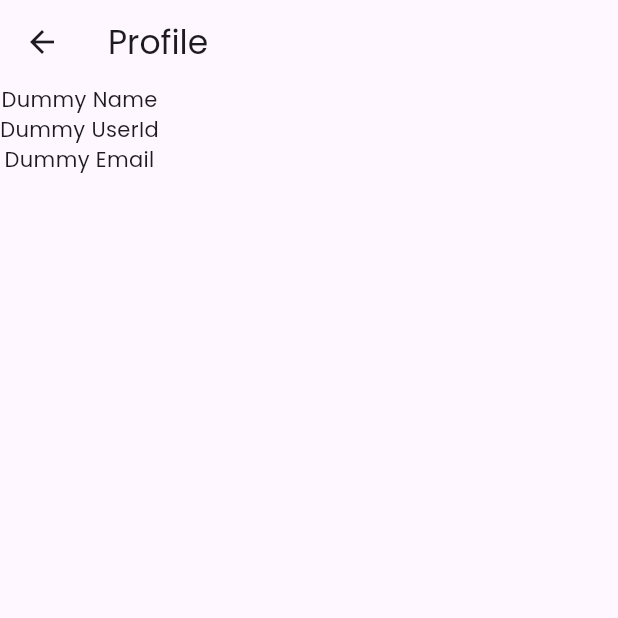
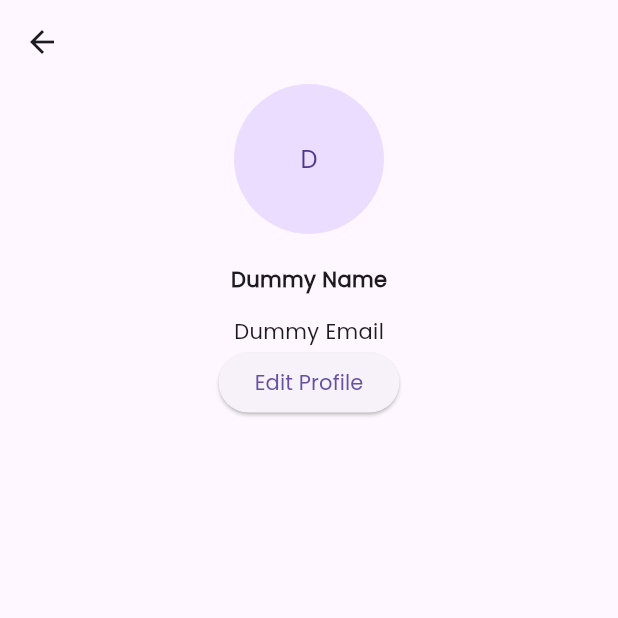
Before and after one commit to Clmokaya/Globalchat_app, a Flutter app: the DashboardScreen screen opened directly, in the side drawer, after a tap on "Profile", on a phone screen of 412 x 824 dp, the top half of it. Run offline on Flutter 3.47's test engine with Material 3 defaults, Android fonts, the phone set to English and light mode, and no system bars; our stand-ins replace cloud_firestore, firebase_auth, firebase_core; accounts and stored records are empty.

Commit message:
working on the profile screen

```diff
--- a/lib/screens/dashboard_screen.dart
+++ b/lib/screens/dashboard_screen.dart
@@ -16,6 +16,7 @@ class DashboardScreen extends StatefulWidget {
 class _DashboardScreenState extends State<DashboardScreen> {
   var user = FirebaseAuth.instance.currentUser;
   var db = FirebaseFirestore.instance;
+  var scaffoldKey = GlobalKey<ScaffoldState>();
 
   List<Map<String, dynamic>> chatroomsList = [];
 
@@ -39,10 +40,18 @@ class _DashboardScreenState extends State<DashboardScreen> {
     var userProvider = Provider.of<UserProvider>(context);
 
     return Scaffold(
+        key: scaffoldKey,
         appBar: AppBar(
           title: Text('Global Chat'),
-          leading: CircleAvatar(
-            child: Text(userProvider.userName[0]),
+          leading: InkWell(
+            onTap: () {
+              scaffoldKey.currentState!.openDrawer();
+            },
+            child: Padding(
+              padding: const EdgeInsets.all(6.0),
+              child: CircleAvatar(
+                  radius: 30, child: Text(userProvider.userName[0])),
+            ),
           ),
         ),
         drawer: Drawer(
@@ -111,9 +120,15 @@ class _DashboardScreenState extends State<DashboardScreen> {
               String chatroomName = chatroomsList[index]["chatroom_name"] ?? "";
               return ListTile(
                 leading: CircleAvatar(
-                  child: Text(chatroomName[0]),
+                  backgroundColor: Colors.blueGrey[900],
+                  child: Text(
+                    chatroomName[0],
+                    style: TextStyle(color: Colors.white),
+                  ),
                 ),
-                title: Text(chatroomName),
+                title: Text(
+                  chatroomName,
+                ),
                 subtitle: Text(chatroomsList[index]["desc"] ?? ""),
               );
             }));
--- a/lib/screens/profile_screen.dart
+++ b/lib/screens/profile_screen.dart
@@ -22,14 +22,28 @@ class _ProfileScreenState extends State<ProfileScreen> {
 
     return Scaffold(
       appBar: AppBar(
-        title: Text('Profile'),
+        title: Text(''),
       ),
-      body: Column(
-        children: [
-          Text(userProvider.userName),
-          Text(userProvider.userId),
-          Text(userProvider.userEmail)
-        ],
+      body: Container(
+        width: double.infinity,
+        child: Column(
+          crossAxisAlignment: CrossAxisAlignment.center,
+          children: [
+            CircleAvatar(radius: 50, child: Text(userProvider.userName[0])),
+            SizedBox(
+              height: 20,
+            ),
+            Text(
+              userProvider.userName,
+              style: TextStyle(fontWeight: FontWeight.bold),
+            ),
+            SizedBox(
+              height: 15,
+            ),
+            Text(userProvider.userEmail),
+            ElevatedButton(onPressed: () {}, child: Text('Edit Profile'))
+          ],
+        ),
       ),
     );
   }
```
